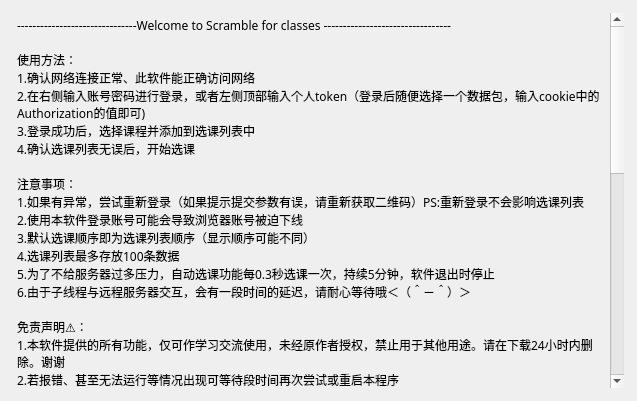
Before: the Qt Designer form usage.ui in Alexation/Scramble_Classes, drawn with Qt 5.
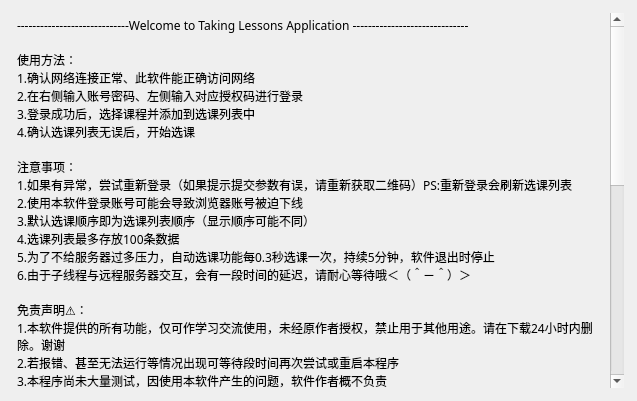
After: the same form once the commit is applied.

```diff
--- a/usage.ui
+++ b/usage.ui
@@ -60,16 +60,16 @@
 &lt;html&gt;&lt;head&gt;&lt;meta name=&quot;qrichtext&quot; content=&quot;1&quot; /&gt;&lt;style type=&quot;text/css&quot;&gt;
 p, li { white-space: pre-wrap; }
 &lt;/style&gt;&lt;/head&gt;&lt;body style=&quot; font-family:'黑体'; font-size:9pt; font-weight:400; font-style:normal;&quot;&gt;
-&lt;p style=&quot; margin-top:0px; margin-bottom:0px; margin-left:0px; margin-right:0px; -qt-block-indent:0; text-indent:0px;&quot;&gt;-------------------------------Welcome to Scramble for classes ---------------------------------&lt;/p&gt;
+&lt;p style=&quot; margin-top:0px; margin-bottom:0px; margin-left:0px; margin-right:0px; -qt-block-indent:0; text-indent:0px;&quot;&gt;-----------------------------Welcome to Taking Lessons Application ------------------------------&lt;/p&gt;
 &lt;p style=&quot;-qt-paragraph-type:empty; margin-top:0px; margin-bottom:0px; margin-left:0px; margin-right:0px; -qt-block-indent:0; text-indent:0px; font-family:'SimSun';&quot;&gt;&lt;br /&gt;&lt;/p&gt;
 &lt;p style=&quot; margin-top:0px; margin-bottom:0px; margin-left:0px; margin-right:0px; -qt-block-indent:0; text-indent:0px;&quot;&gt;使用方法：&lt;/p&gt;
 &lt;p style=&quot; margin-top:0px; margin-bottom:0px; margin-left:0px; margin-right:0px; -qt-block-indent:0; text-indent:0px;&quot;&gt;1.确认网络连接正常、此软件能正确访问网络&lt;/p&gt;
-&lt;p style=&quot; margin-top:0px; margin-bottom:0px; margin-left:0px; margin-right:0px; -qt-block-indent:0; text-indent:0px;&quot;&gt;2.在右侧输入账号密码进行登录，或者左侧顶部输入个人token（登录后随便选择一个数据包，输入cookie中的Authorization的值即可)&lt;/p&gt;
+&lt;p style=&quot; margin-top:0px; margin-bottom:0px; margin-left:0px; margin-right:0px; -qt-block-indent:0; text-indent:0px;&quot;&gt;2.在右侧输入账号密码、左侧输入对应授权码进行登录&lt;/p&gt;
 &lt;p style=&quot; margin-top:0px; margin-bottom:0px; margin-left:0px; margin-right:0px; -qt-block-indent:0; text-indent:0px;&quot;&gt;3.登录成功后，选择课程并添加到选课列表中&lt;/p&gt;
 &lt;p style=&quot; margin-top:0px; margin-bottom:0px; margin-left:0px; margin-right:0px; -qt-block-indent:0; text-indent:0px;&quot;&gt;4.确认选课列表无误后，开始选课&lt;/p&gt;
 &lt;p style=&quot;-qt-paragraph-type:empty; margin-top:0px; margin-bottom:0px; margin-left:0px; margin-right:0px; -qt-block-indent:0; text-indent:0px;&quot;&gt;&lt;br /&gt;&lt;/p&gt;
 &lt;p style=&quot; margin-top:0px; margin-bottom:0px; margin-left:0px; margin-right:0px; -qt-block-indent:0; text-indent:0px;&quot;&gt;注意事项：&lt;/p&gt;
-&lt;p style=&quot; margin-top:0px; margin-bottom:0px; margin-left:0px; margin-right:0px; -qt-block-indent:0; text-indent:0px;&quot;&gt;1.如果有异常，尝试重新登录（如果提示提交参数有误，请重新获取二维码）PS:重新登录不会影响选课列表&lt;/p&gt;
+&lt;p style=&quot; margin-top:0px; margin-bottom:0px; margin-left:0px; margin-right:0px; -qt-block-indent:0; text-indent:0px;&quot;&gt;1.如果有异常，尝试重新登录（如果提示提交参数有误，请重新获取二维码）PS:重新登录会刷新选课列表&lt;/p&gt;
 &lt;p style=&quot; margin-top:0px; margin-bottom:0px; margin-left:0px; margin-right:0px; -qt-block-indent:0; text-indent:0px;&quot;&gt;2.使用本软件登录账号可能会导致浏览器账号被迫下线&lt;/p&gt;
 &lt;p style=&quot; margin-top:0px; margin-bottom:0px; margin-left:0px; margin-right:0px; -qt-block-indent:0; text-indent:0px;&quot;&gt;3.默认选课顺序即为选课列表顺序（显示顺序可能不同）&lt;/p&gt;
 &lt;p style=&quot; margin-top:0px; margin-bottom:0px; margin-left:0px; margin-right:0px; -qt-block-indent:0; text-indent:0px;&quot;&gt;4.选课列表最多存放100条数据&lt;/p&gt;
@@ -82,15 +82,12 @@
 &lt;p style=&quot; margin-top:0px; margin-bottom:0px; margin-left:0px; margin-right:0px; -qt-block-indent:0; text-indent:0px;&quot;&gt;3.本程序尚未大量测试，因使用本软件产生的问题，软件作者概不负责&lt;/p&gt;
 &lt;p style=&quot; margin-top:0px; margin-bottom:0px; margin-left:0px; margin-right:0px; -qt-block-indent:0; text-indent:0px;&quot;&gt;4.本程序未进行异常处理，没有使用ip代理、若出现本地ip被网站封杀等情况，请自行重启路由器，若过分使用本程序造成服务器崩溃，本程序不负相关责任&lt;/p&gt;
 &lt;p style=&quot;-qt-paragraph-type:empty; margin-top:0px; margin-bottom:0px; margin-left:0px; margin-right:0px; -qt-block-indent:0; text-indent:0px;&quot;&gt;&lt;br /&gt;&lt;/p&gt;
-&lt;p style=&quot; margin-top:0px; margin-bottom:0px; margin-left:0px; margin-right:0px; -qt-block-indent:0; text-indent:0px;&quot;&gt;联系作者:&lt;a href=&quot;https://www.alexation.cn/&quot;&gt;&lt;span style=&quot; text-decoration: underline; color:#0000ff;&quot;&gt;Alexation&lt;/span&gt;&lt;/a&gt;&lt;/p&gt;
-&lt;p style=&quot;-qt-paragraph-type:empty; margin-top:0px; margin-bottom:0px; margin-left:0px; margin-right:0px; -qt-block-indent:0; text-indent:0px; text-decoration: underline; color:#0000ff;&quot;&gt;&lt;br /&gt;&lt;/p&gt;
-&lt;p style=&quot; margin-top:0px; margin-bottom:0px; margin-left:0px; margin-right:0px; -qt-block-indent:0; text-indent:0px;&quot;&gt;程序源码:&lt;a href=&quot;https://github.com/Alexation/Scramble_Classes&quot;&gt;&lt;span style=&quot; text-decoration: underline; color:#0000ff;&quot;&gt;Alexation/Scramble_Classes (github.com)&lt;/span&gt;&lt;/a&gt;&lt;/p&gt;
+&lt;p style=&quot; margin-top:0px; margin-bottom:0px; margin-left:0px; margin-right:0px; -qt-block-indent:0; text-indent:0px;&quot;&gt;联系作者QQ购买授权码:&lt;a href=&quot;https://wpa.qq.com/msgrd?v=3&amp;amp;uin=820214971&amp;amp;site=qq&amp;amp;menu=yes&quot;&gt;&lt;span style=&quot; text-decoration: underline; color:#0000ff;&quot;&gt;820214971&lt;/span&gt;&lt;/a&gt;&lt;/p&gt;
 &lt;p style=&quot;-qt-paragraph-type:empty; margin-top:0px; margin-bottom:0px; margin-left:0px; margin-right:0px; -qt-block-indent:0; text-indent:0px; text-decoration: underline; color:#0000ff;&quot;&gt;&lt;br /&gt;&lt;/p&gt;
 &lt;p style=&quot; margin-top:0px; margin-bottom:0px; margin-left:0px; margin-right:0px; -qt-block-indent:0; text-indent:0px;&quot;&gt;更新说明：&lt;/p&gt;
 &lt;p style=&quot; margin-top:0px; margin-bottom:0px; margin-left:0px; margin-right:0px; -qt-block-indent:0; text-indent:0px;&quot;&gt;v5.0&lt;/p&gt;
 &lt;p style=&quot; margin-top:0px; margin-bottom:0px; margin-left:0px; margin-right:0px; -qt-block-indent:0; text-indent:0px;&quot;&gt;1.增加自动选课功能&lt;/p&gt;
 &lt;p style=&quot; margin-top:0px; margin-bottom:0px; margin-left:0px; margin-right:0px; -qt-block-indent:0; text-indent:0px;&quot;&gt;2.多线程选课（经测试每添加一节课，选课时间平均缩短0.01秒）&lt;/p&gt;
-&lt;p style=&quot; margin-top:0px; margin-bottom:0px; margin-left:0px; margin-right:0px; -qt-block-indent:0; text-indent:0px;&quot;&gt;3.防止token刷新，保留选课列表数据&lt;/p&gt;
 &lt;p style=&quot;-qt-paragraph-type:empty; margin-top:0px; margin-bottom:0px; margin-left:0px; margin-right:0px; -qt-block-indent:0; text-indent:0px;&quot;&gt;&lt;br /&gt;&lt;/p&gt;
 &lt;p style=&quot; margin-top:0px; margin-bottom:0px; margin-left:0px; margin-right:0px; -qt-block-indent:0; text-indent:0px;&quot;&gt;v4.0&lt;/p&gt;
 &lt;p style=&quot; margin-top:0px; margin-bottom:0px; margin-left:0px; margin-right:0px; -qt-block-indent:0; text-indent:0px;&quot;&gt;1.再次重构程序代码，添加选修课程搜索功能&lt;/p&gt;
@@ -103,7 +100,7 @@
 &lt;p style=&quot; margin-top:0px; margin-bottom:0px; margin-left:0px; margin-right:0px; -qt-block-indent:0; text-indent:0px;&quot;&gt;v2.0&lt;/p&gt;
 &lt;p style=&quot; margin-top:0px; margin-bottom:0px; margin-left:0px; margin-right:0px; -qt-block-indent:0; text-indent:0px;&quot;&gt;1.补充GUI界面，操作更方便&lt;/p&gt;
 &lt;p style=&quot; margin-top:0px; margin-bottom:0px; margin-left:0px; margin-right:0px; -qt-block-indent:0; text-indent:0px;&quot;&gt;2.不同类型课程分布整理，利于用户查看&lt;/p&gt;
-&lt;p style=&quot; margin-top:0px; margin-bottom:0px; margin-left:0px; margin-right:0px; -qt-block-indent:0; text-indent:0px;&quot;&gt;3.重构类&lt;/p&gt;
+&lt;p style=&quot; margin-top:0px; margin-bottom:0px; margin-left:0px; margin-right:0px; -qt-block-indent:0; text-indent:0px;&quot;&gt;3.类封装&lt;/p&gt;
 &lt;p style=&quot;-qt-paragraph-type:empty; margin-top:0px; margin-bottom:0px; margin-left:0px; margin-right:0px; -qt-block-indent:0; text-indent:0px;&quot;&gt;&lt;br /&gt;&lt;/p&gt;
 &lt;p style=&quot; margin-top:0px; margin-bottom:0px; margin-left:0px; margin-right:0px; -qt-block-indent:0; text-indent:0px;&quot;&gt;v1.0&lt;/p&gt;
 &lt;p style=&quot; margin-top:0px; margin-bottom:0px; margin-left:0px; margin-right:0px; -qt-block-indent:0; text-indent:0px;&quot;&gt;1.选课！&lt;/p&gt;&lt;/body&gt;&lt;/html&gt;</string>
```
